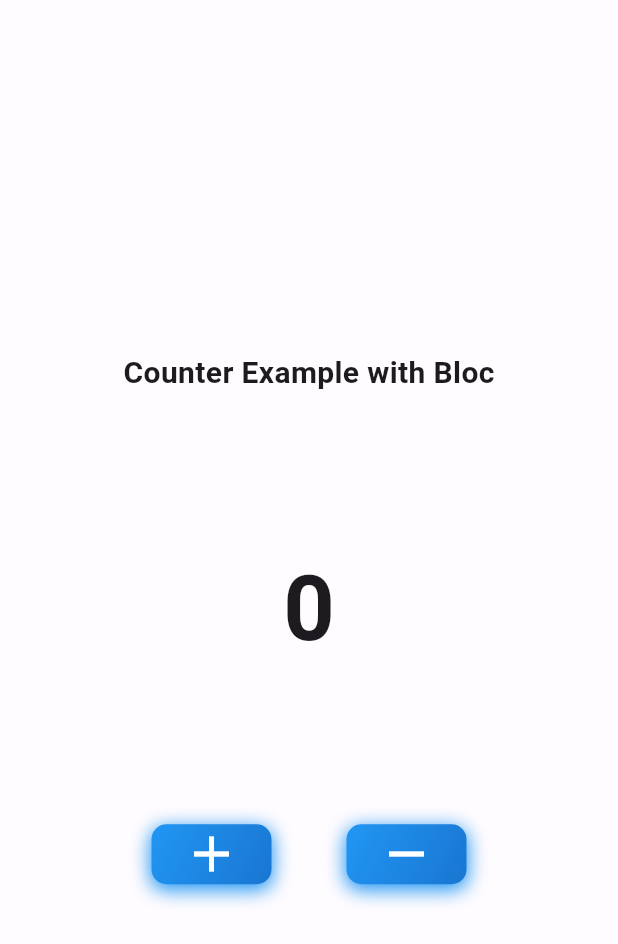
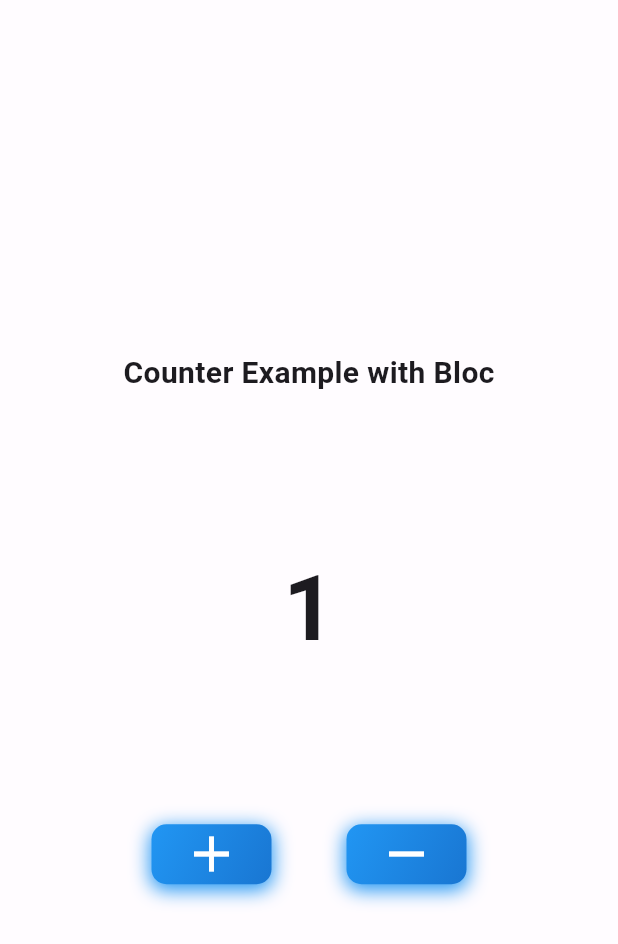
Before and after one commit to Dev-Saurabhraj/counter, a Flutter app: the screen it shows after launch, after a tap on the "add" icon, on a phone screen of 412 x 824 dp. Shown: the top 944 px of the screen. Run offline on Flutter 3.47's test engine with Material 3 defaults, Android fonts, the phone set to English and light mode, and no system bars; our stand-ins replace flutter_bloc.

```diff
--- a/lib/Bloc/counter_event.dart
+++ b/lib/Bloc/counter_event.dart
@@ -1,4 +1,4 @@
-class CounterEvent{}
+abstract class CounterEvent{}
 
 class IncrementEvent extends CounterEvent{}
 
--- a/lib/Bloc/counter_state.dart
+++ b/lib/Bloc/counter_state.dart
@@ -1,5 +1,4 @@
  class CounterState {
   int count =0;
   CounterState(this.count);
-
  }
--- a/lib/main.dart
+++ b/lib/main.dart
@@ -1,6 +1,7 @@
+import 'package:counter/Bloc/counter_bloc.dart';
 import 'package:counter/ui_works/counter_ui.dart';
-import 'package:flutter/cupertino.dart';
 import 'package:flutter/material.dart';
+import 'package:flutter_bloc/flutter_bloc.dart';
 
 void main(){
   runApp(const MyCounterApp());
@@ -17,7 +18,9 @@ class _MyCounterAppState extends State<MyCounterApp> {
   @override
   Widget build(BuildContext context) {
     return MaterialApp(
-      home: CounterUi(),
+      home: BlocProvider(create: (_)=> CounterBloc(),
+      child: CounterUi(),
+      ),
     );
   }
 }
--- a/lib/ui_works/counter_ui.dart
+++ b/lib/ui_works/counter_ui.dart
@@ -1,4 +1,8 @@
+import 'package:counter/Bloc/counter_bloc.dart';
+import 'package:counter/Bloc/counter_event.dart';
+import 'package:counter/Bloc/counter_state.dart';
 import 'package:flutter/material.dart';
+import 'package:flutter_bloc/flutter_bloc.dart';
 
 class CounterUi extends StatefulWidget {
   const CounterUi({super.key});
@@ -8,8 +12,13 @@ class CounterUi extends StatefulWidget {
 }
 
 class _CounterUiState extends State<CounterUi> {
+
+
   @override
   Widget build(BuildContext context) {
+
+    final counterBloc = BlocProvider.of<CounterBloc>(context);
+
     return Scaffold(
       body: Container(
         decoration: BoxDecoration(color: Colors.white60),
@@ -22,10 +31,14 @@ class _CounterUiState extends State<CounterUi> {
               style: TextStyle(fontSize: 20, fontWeight: FontWeight.bold),
             ),
             SizedBox(height: 100),
-            Text(
-              '0',
-              style: TextStyle(fontSize: 60, fontWeight: FontWeight.bold),
-            ),
+
+            BlocBuilder<CounterBloc, CounterState>(builder: (context , state) {
+              return Text(
+                '${state.count}',
+                style: TextStyle(fontSize: 60, fontWeight: FontWeight.bold),
+              );
+            }),
+
             SizedBox(height: 100),
 
             Row(
@@ -34,7 +47,7 @@ class _CounterUiState extends State<CounterUi> {
               children: [
                 InkWell(
                   splashColor: Colors.white,
-                  onTap: () {},
+                  onTap: () => counterBloc.add(IncrementEvent()),
                   child: Container(
                     height: 40,
                     width: 80,
@@ -62,7 +75,7 @@ class _CounterUiState extends State<CounterUi> {
                 InkWell(
                   splashColor: Colors.white,
 
-                  onTap: () {},
+                  onTap: () => counterBloc.add(DecrementEvent()),
                   child: Container(
                     height: 40,
                     width: 80,
```
